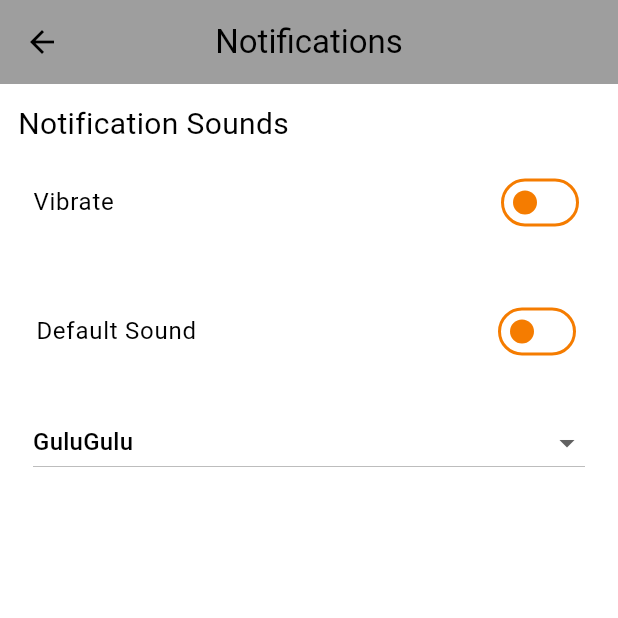
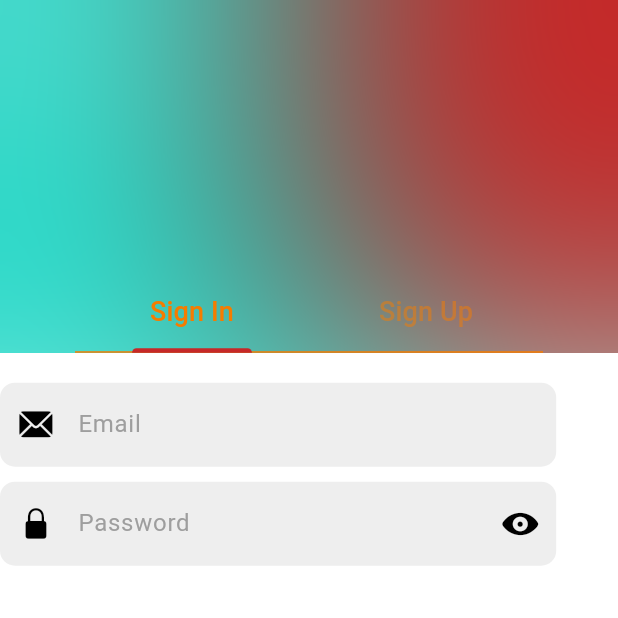
Before and after one commit to GichureGaston/NSC, a Flutter app: the screen it shows after launch, on a phone screen of 412 x 824 dp, the top half of it. Run offline on Flutter 3.47's test engine with Material 3 defaults, Android fonts, the phone set to English and light mode, and no system bars.

Commit message:
An interactive Welcome Screen With SignIn and SignUp

```diff
--- a/payment_widget/lib/main.dart
+++ b/payment_widget/lib/main.dart
@@ -1,6 +1,5 @@
 import 'package:flutter/material.dart';
-
-import 'notification_sound.dart';
+import 'package:payment_widget/welcome_screen.dart';
 
 void main() {
   runApp(const MyApp());
@@ -20,7 +19,7 @@ class MyApp extends StatelessWidget {
         primary: Colors.red.shade800,
         onPrimary: Colors.white,
       )),
-      home: NotificationSound(),
+      home: const WelcomeScreen(),
     );
   }
 }
--- /dev/null
+++ b/payment_widget/lib/sign_in/views/sign_in_screen.dart
@@ -0,0 +1,92 @@
+import 'package:flutter/cupertino.dart';
+import 'package:flutter/material.dart';
+import 'package:payment_widget/sign_in/views/text_field.dart';
+
+class SignInScreen extends StatefulWidget {
+  const SignInScreen({super.key});
+
+  @override
+  State<SignInScreen> createState() => _SignInScreenState();
+}
+
+class _SignInScreenState extends State<SignInScreen> {
+  final passwordController = TextEditingController();
+  final emailController = TextEditingController();
+  final _formKey = GlobalKey<FormState>();
+
+  bool signInRequired = false;
+  IconData iconPassword = CupertinoIcons.eye_fill;
+  bool obscurePassword = true;
+  String? _errorMsg;
+
+  @override
+  Widget build(BuildContext context) {
+    return Scaffold(
+      body: Form(
+          child: Column(
+        children: [
+          const SizedBox(
+            height: 20,
+          ),
+          SizedBox(
+            width: MediaQuery.of(context).size.width * 0.9,
+            child: MyTextField(
+                controller: emailController,
+                hintText: 'Email',
+                obscureText: false,
+                keyboardType: TextInputType.emailAddress,
+                prefixIcon: const Icon(CupertinoIcons.mail_solid),
+                errorMsg: _errorMsg,
+                validator: (val) {
+                  if (val!.isEmpty) {
+                    return 'Please fill in this field';
+                  } else if (!RegExp(r'^[\w-\.]+@([\w-]+.)+[\w-]{2,4}$')
+                      .hasMatch(val)) {
+                    return 'Please enter a valid email';
+                  }
+                  return null;
+                }),
+          ),
+          const SizedBox(height: 10),
+          SizedBox(
+            width: MediaQuery.of(context).size.width * 0.9,
+            child: MyTextField(
+              controller: passwordController,
+              hintText: 'Password',
+              obscureText: obscurePassword,
+              keyboardType: TextInputType.visiblePassword,
+              prefixIcon: const Icon(CupertinoIcons.lock_fill),
+              errorMsg: _errorMsg,
+              validator: (val) {
+                if (val!.isEmpty) {
+                  return 'Please fill in this field';
+                } else if (!RegExp(
+                        r'^(?=.*?[A-Z])(?=.*?[a-z])(?=.*?[0-9])(?=.*?[!@#\$&*~`)\%\-(_+=;:,.<>/?"[{\]}\|^]).{8,}$')
+                    .hasMatch(val)) {
+                  return 'Please enter a valid password';
+                }
+                return null;
+              },
+              suffixIcon: IconButton(
+                onPressed: () {
+                  setState(() {
+                    obscurePassword = !obscurePassword;
+                    if (obscurePassword) {
+                      iconPassword = CupertinoIcons.eye_fill;
+                    } else {
+                      iconPassword = CupertinoIcons.eye_slash_fill;
+                    }
+                  });
+                },
+                icon: Icon(iconPassword),
+              ),
+            ),
+          ),
+          const SizedBox(
+            height: 20,
+          ),
+        ],
+      )),
+    );
+  }
+}
--- /dev/null
+++ b/payment_widget/lib/sign_in/views/text_field.dart
@@ -0,0 +1,61 @@
+import 'package:flutter/material.dart';
+
+class MyTextField extends StatelessWidget {
+  final TextEditingController controller;
+  final String hintText;
+  final bool obscureText;
+  final TextInputType keyboardType;
+  final Widget? suffixIcon;
+  final VoidCallback? onTap;
+  final Widget? prefixIcon;
+  final String? Function(String?)? validator;
+  final FocusNode? focusNode;
+  final String? errorMsg;
+  final String? Function(String?)? onChanged;
+
+  const MyTextField(
+      {super.key,
+      required this.controller,
+      required this.hintText,
+      required this.obscureText,
+      required this.keyboardType,
+      this.suffixIcon,
+      this.onTap,
+      this.prefixIcon,
+      this.validator,
+      this.focusNode,
+      this.errorMsg,
+      this.onChanged});
+
+  @override
+  Widget build(BuildContext context) {
+    return TextFormField(
+      validator: validator,
+      controller: controller,
+      obscureText: obscureText,
+      keyboardType: keyboardType,
+      focusNode: focusNode,
+      onTap: onTap,
+      textInputAction: TextInputAction.next,
+      onChanged: onChanged,
+      decoration: InputDecoration(
+        suffixIcon: suffixIcon,
+        prefixIcon: prefixIcon,
+        enabledBorder: OutlineInputBorder(
+          borderRadius: BorderRadius.circular(10),
+          borderSide: const BorderSide(color: Colors.transparent),
+        ),
+        focusedBorder: OutlineInputBorder(
+          borderRadius: BorderRadius.circular(20),
+          borderSide:
+              BorderSide(color: Theme.of(context).colorScheme.secondary),
+        ),
+        fillColor: Colors.grey.shade200,
+        filled: true,
+        hintText: hintText,
+        hintStyle: TextStyle(color: Colors.grey[500]),
+        errorText: errorMsg,
+      ),
+    );
+  }
+}
--- /dev/null
+++ b/payment_widget/lib/welcome_screen.dart
@@ -0,0 +1,123 @@
+import 'dart:ui';
+
+import 'package:flutter/material.dart';
+import 'package:payment_widget/sign_in/views/sign_in_screen.dart';
+import 'package:payment_widget/sign_up/views/sign_up_screen.dart';
+
+class WelcomeScreen extends StatefulWidget {
+  const WelcomeScreen({super.key});
+
+  @override
+  State<WelcomeScreen> createState() => _WelcomeScreenState();
+}
+
+class _WelcomeScreenState extends State<WelcomeScreen>
+    with TickerProviderStateMixin {
+  late TabController tabController;
+
+  @override
+  void initState() {
+    tabController = TabController(
+      initialIndex: 0,
+      length: 2,
+      vsync: this, // Added vsync with 'this'
+    );
+    super.initState();
+  }
+
+  @override
+  Widget build(BuildContext context) {
+    return Scaffold(
+      backgroundColor: Theme.of(context).colorScheme.background,
+      body: SingleChildScrollView(
+        child: SizedBox(
+          height: MediaQuery.of(context).size.height,
+          child: Stack(
+            children: [
+              Align(
+                alignment: const AlignmentDirectional(20, -1.2),
+                child: Container(
+                  height: MediaQuery.of(context).size.width,
+                  width: MediaQuery.of(context).size.width,
+                  decoration: BoxDecoration(
+                    shape: BoxShape.circle,
+                    color: Theme.of(context).colorScheme.tertiary,
+                  ),
+                ),
+              ),
+              Align(
+                alignment: const AlignmentDirectional(2.7, -1.2),
+                child: Container(
+                  height: MediaQuery.of(context).size.width / 1.3,
+                  width: MediaQuery.of(context).size.width / 1.3,
+                  decoration: BoxDecoration(
+                    shape: BoxShape.circle,
+                    color: Theme.of(context).colorScheme.primary,
+                  ),
+                ),
+              ),
+              BackdropFilter(
+                filter: ImageFilter.blur(sigmaX: 100.0, sigmaY: 100.0),
+                child: Container(),
+              ),
+              Align(
+                alignment: Alignment.center,
+                child: SizedBox(
+                  height: MediaQuery.of(context).size.height / 1.8,
+                  child: Column(
+                    children: [
+                      Padding(
+                        padding: const EdgeInsets.symmetric(horizontal: 50.0),
+                        child: TabBar(
+                          controller: tabController,
+                          unselectedLabelColor: Theme.of(context)
+                              .colorScheme
+                              .onBackground
+                              .withOpacity(0.5),
+                          labelColor:
+                              Theme.of(context).colorScheme.onBackground,
+                          tabs: const [
+                            Padding(
+                              padding: EdgeInsets.all(12.0),
+                              child: Text(
+                                'Sign In',
+                                style: TextStyle(
+                                  fontSize: 18,
+                                ),
+                              ),
+                            ),
+                            Padding(
+                              padding: EdgeInsets.all(12.0),
+                              child: Text(
+                                'Sign Up',
+                                style: TextStyle(
+                                  fontSize: 18,
+                                ),
+                              ),
+                            ),
+                          ],
+                        ),
+                      ),
+                      Expanded(
+                        child: TabBarView(
+                          controller: tabController,
+                          children: const [SignInScreen(), SignUpScreen()],
+                        ),
+                      ),
+                    ],
+                  ),
+                ),
+              ),
+            ],
+          ),
+        ),
+      ),
+    );
+  }
+
+  @override
+  void dispose() {
+    tabController.dispose();
+    super.dispose();
+  }
+}
```
Also changed, not shown: payment_widget/lib/sign_up/views/sign_up_screen.dart (added, +241 -0 lines), 1 other file.
